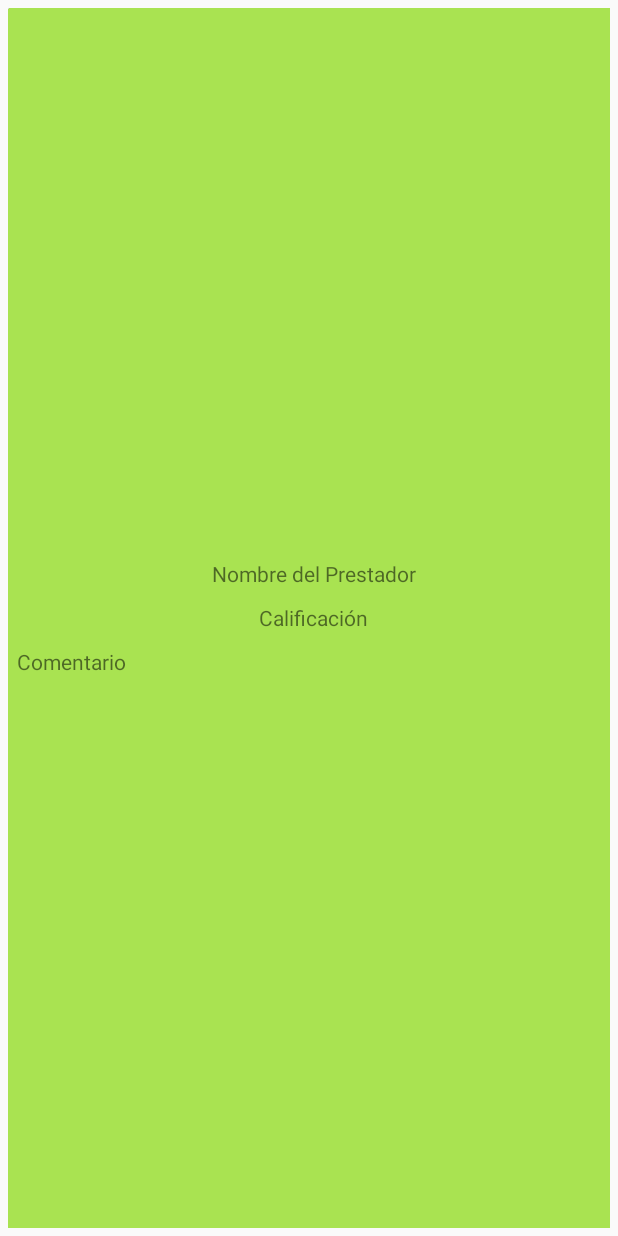
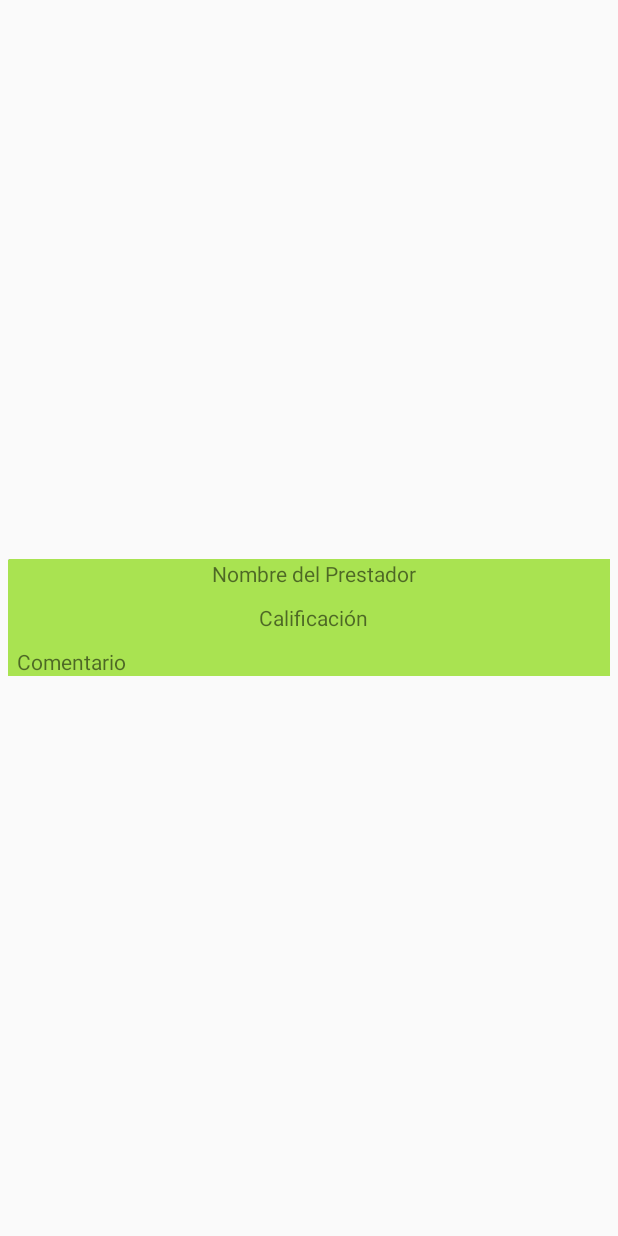
Before and after one commit to encoder1024/Serviceya, an Android app: the layout prestador_item.xml on its own in the app's theme, with its tools: preview values and no code run, on a phone screen of 412 x 824 dp. Run offline under Robolectric (Android 15) with nearby library versions, the phone set to English and light mode, and no system bars.

Commit message:
configuro el item de la lista de prestadores centrado verticalmente.

```diff
--- a/app/src/main/res/layout/prestador_item.xml
+++ b/app/src/main/res/layout/prestador_item.xml
@@ -3,9 +3,11 @@
     xmlns:tools="http://schemas.android.com/tools"
     android:id="@+id/contenedor"
     android:layout_width="match_parent"
-    android:layout_height="match_parent"
+    android:layout_height="wrap_content"
+    android:layout_gravity="center_vertical"
     android:layout_margin="5dp"
     android:background="#A9E351"
+    android:gravity="center_vertical"
     android:orientation="horizontal"
     tools:layout_editor_absoluteX="5dp"
     tools:layout_editor_absoluteY="5dp">
@@ -20,7 +22,7 @@
     <RelativeLayout
         android:id="@+id/textos"
         android:layout_width="match_parent"
-        android:layout_height="match_parent"
+        android:layout_height="wrap_content"
         android:layout_alignParentEnd="false"
         android:layout_toEndOf="@id/imageView2"
         android:gravity="center_vertical"
```
